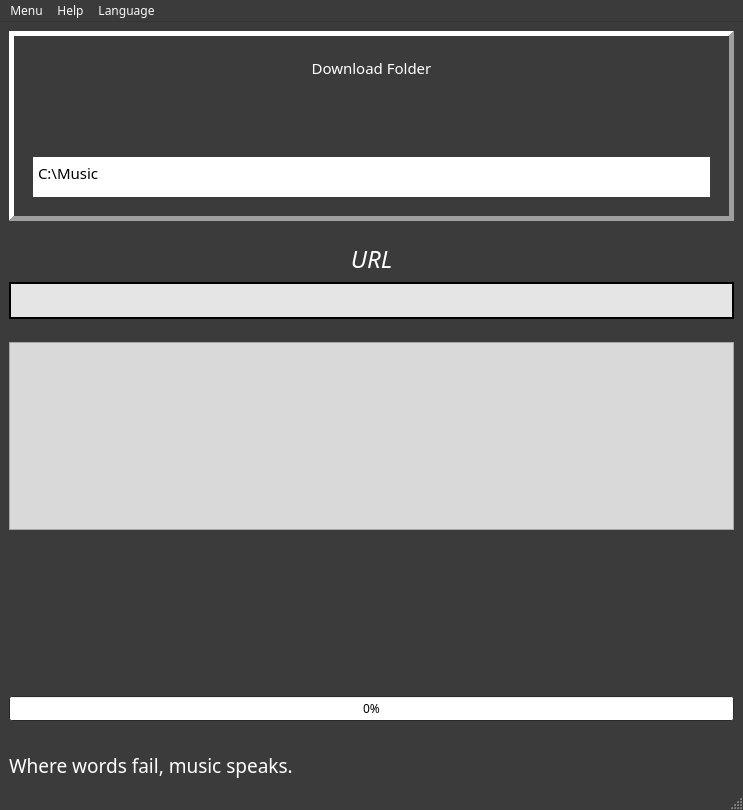
This is gui/gui_main.ui in kekfic/mytunefy as Qt 5 draws it before an edit. The edited form follows.
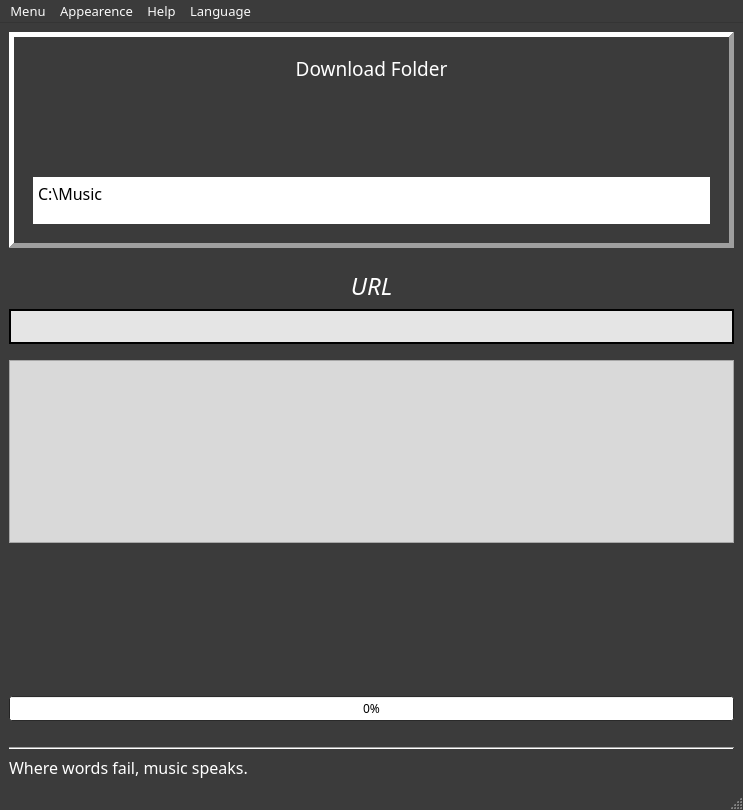
This is the edited form. Icons and pictures are not drawn.

Diff of the .ui file:
```diff
--- a/gui/gui_main.ui
+++ b/gui/gui_main.ui
@@ -181,7 +181,7 @@
       <property name="minimumSize">
        <size>
         <width>0</width>
-        <height>190</height>
+        <height>200</height>
        </size>
       </property>
       <property name="frameShape">
@@ -196,6 +196,9 @@
       <layout class="QHBoxLayout" name="horizontalLayout_2">
        <item>
         <layout class="QVBoxLayout" name="verticalLayout_2">
+         <property name="spacing">
+          <number>10</number>
+         </property>
          <property name="leftMargin">
           <number>10</number>
          </property>
@@ -218,7 +221,7 @@
            </property>
            <property name="font">
             <font>
-             <pointsize>11</pointsize>
+             <pointsize>14</pointsize>
             </font>
            </property>
            <property name="frameShape">
@@ -259,7 +262,7 @@
            <property name="minimumSize">
             <size>
              <width>0</width>
-             <height>40</height>
+             <height>60</height>
             </size>
            </property>
            <property name="font">
@@ -280,8 +283,8 @@
            </property>
            <property name="iconSize">
             <size>
-             <width>40</width>
-             <height>40</height>
+             <width>60</width>
+             <height>60</height>
             </size>
            </property>
            <property name="flat">
@@ -316,18 +319,18 @@
            <property name="minimumSize">
             <size>
              <width>200</width>
-             <height>30</height>
+             <height>40</height>
             </size>
            </property>
            <property name="maximumSize">
             <size>
              <width>16777215</width>
-             <height>40</height>
+             <height>50</height>
             </size>
            </property>
            <property name="font">
             <font>
-             <pointsize>11</pointsize>
+             <pointsize>12</pointsize>
             </font>
            </property>
            <property name="whatsThis">
@@ -422,15 +425,6 @@
            </color>
           </brush>
          </colorrole>
-         <colorrole role="Text">
-          <brush brushstyle="SolidPattern">
-           <color alpha="255">
-            <red>75</red>
-            <green>129</green>
-            <blue>173</blue>
-           </color>
-          </brush>
-         </colorrole>
          <colorrole role="Base">
           <brush brushstyle="SolidPattern">
            <color alpha="255">
@@ -460,15 +454,6 @@
            </color>
           </brush>
          </colorrole>
-         <colorrole role="Text">
-          <brush brushstyle="SolidPattern">
-           <color alpha="255">
-            <red>75</red>
-            <green>129</green>
-            <blue>173</blue>
-           </color>
-          </brush>
-         </colorrole>
          <colorrole role="Base">
           <brush brushstyle="SolidPattern">
            <color alpha="255">
@@ -498,15 +483,6 @@
            </color>
           </brush>
          </colorrole>
-         <colorrole role="Text">
-          <brush brushstyle="SolidPattern">
-           <color alpha="255">
-            <red>120</red>
-            <green>120</green>
-            <blue>120</blue>
-           </color>
-          </brush>
-         </colorrole>
          <colorrole role="Base">
           <brush brushstyle="SolidPattern">
            <color alpha="255">
@@ -620,7 +596,7 @@
           <brush brushstyle="SolidPattern">
            <color alpha="255">
             <red>0</red>
-            <green>117</green>
+            <green>149</green>
             <blue>0</blue>
            </color>
           </brush>
@@ -658,7 +634,7 @@
           <brush brushstyle="SolidPattern">
            <color alpha="255">
             <red>0</red>
-            <green>117</green>
+            <green>149</green>
             <blue>0</blue>
            </color>
           </brush>
@@ -725,7 +701,7 @@
       <property name="font">
        <font>
         <family>Gill Sans MT</family>
-        <pointsize>11</pointsize>
+        <pointsize>13</pointsize>
         <italic>true</italic>
        </font>
       </property>
@@ -849,11 +825,18 @@
       <property name="sizeHint" stdset="0">
        <size>
         <width>20</width>
-        <height>25</height>
+        <height>20</height>
        </size>
       </property>
      </spacer>
     </item>
+    <item>
+     <widget class="Line" name="line">
+      <property name="orientation">
+       <enum>Qt::Horizontal</enum>
+      </property>
+     </widget>
+    </item>
     <item>
      <layout class="QHBoxLayout" name="horizontalLayout">
       <property name="sizeConstraint">
@@ -870,7 +853,7 @@
         <property name="font">
          <font>
           <family>Forte</family>
-          <pointsize>14</pointsize>
+          <pointsize>12</pointsize>
          </font>
         </property>
         <property name="text">
@@ -882,8 +865,8 @@
        <widget class="QLabel" name="label_IconPlay">
         <property name="maximumSize">
          <size>
-          <width>40</width>
-          <height>40</height>
+          <width>30</width>
+          <height>30</height>
          </size>
         </property>
         <property name="text">
@@ -907,8 +890,8 @@
         </property>
         <property name="maximumSize">
          <size>
-          <width>50</width>
-          <height>50</height>
+          <width>30</width>
+          <height>30</height>
          </size>
         </property>
         <property name="text">
@@ -932,9 +915,20 @@
      <x>0</x>
      <y>0</y>
      <width>743</width>
-     <height>26</height>
+     <height>29</height>
     </rect>
    </property>
+   <property name="sizePolicy">
+    <sizepolicy hsizetype="MinimumExpanding" vsizetype="Minimum">
+     <horstretch>0</horstretch>
+     <verstretch>0</verstretch>
+    </sizepolicy>
+   </property>
+   <property name="font">
+    <font>
+     <pointsize>10</pointsize>
+    </font>
+   </property>
    <widget class="QMenu" name="menuMenu">
     <property name="title">
      <string>Menu</string>
@@ -961,7 +955,19 @@
     <addaction name="actionL"/>
     <addaction name="actionEng"/>
    </widget>
+   <widget class="QMenu" name="menuAppearence">
+    <property name="title">
+     <string>Appearence</string>
+    </property>
+    <property name="icon">
+     <iconset resource="icons.qrc">
+      <normaloff>:/spotify/resources/icons/theme2.png</normaloff>:/spotify/resources/icons/theme2.png</iconset>
+    </property>
+    <addaction name="actionDark_Theme"/>
+    <addaction name="actionLight_Theme"/>
+   </widget>
    <addaction name="menuMenu"/>
+   <addaction name="menuAppearence"/>
    <addaction name="menuHelp"/>
    <addaction name="menuLanguage"/>
   </widget>
```
Left out of the diff: 246 changed lines with no effect on the pictures.
